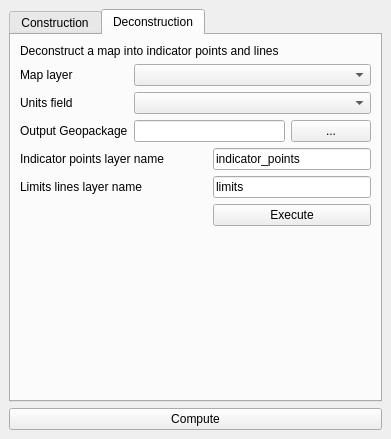
Old version of the form qgis_plugin/qgismappy/qgismappy_dockwidget_base.ui in the repository planmap-eu/mappy.
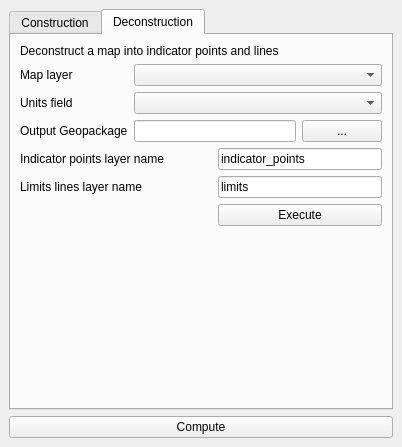
New version of the form. The open tabs and pages were chosen to show the change. Custom widgets are drawn as their Qt base class.

Patch:
```diff
--- a/qgis_plugin/qgismappy/qgismappy_dockwidget_base.ui
+++ b/qgis_plugin/qgismappy/qgismappy_dockwidget_base.ui
@@ -6,8 +6,8 @@
    <rect>
     <x>0</x>
     <y>0</y>
-    <width>391</width>
-    <height>439</height>
+    <width>402</width>
+    <height>447</height>
    </rect>
   </property>
   <property name="windowTitle">
@@ -184,19 +184,6 @@
           </property>
          </widget>
         </item>
-        <item row="7" column="2">
-         <spacer name="verticalSpacer">
-          <property name="orientation">
-           <enum>Qt::Vertical</enum>
-          </property>
-          <property name="sizeHint" stdset="0">
-           <size>
-            <width>20</width>
-            <height>40</height>
-           </size>
-          </property>
-         </spacer>
-        </item>
         <item row="2" column="0">
          <widget class="QLabel" name="label_12">
           <property name="text">
@@ -242,6 +229,19 @@
           </property>
          </widget>
         </item>
+        <item row="7" column="2" colspan="2">
+         <spacer name="verticalSpacer">
+          <property name="orientation">
+           <enum>Qt::Vertical</enum>
+          </property>
+          <property name="sizeHint" stdset="0">
+           <size>
+            <width>20</width>
+            <height>40</height>
+           </size>
+          </property>
+         </spacer>
+        </item>
        </layout>
       </widget>
      </widget>
```
Left out of the diff: 2 changed lines with no effect on the pictures.
